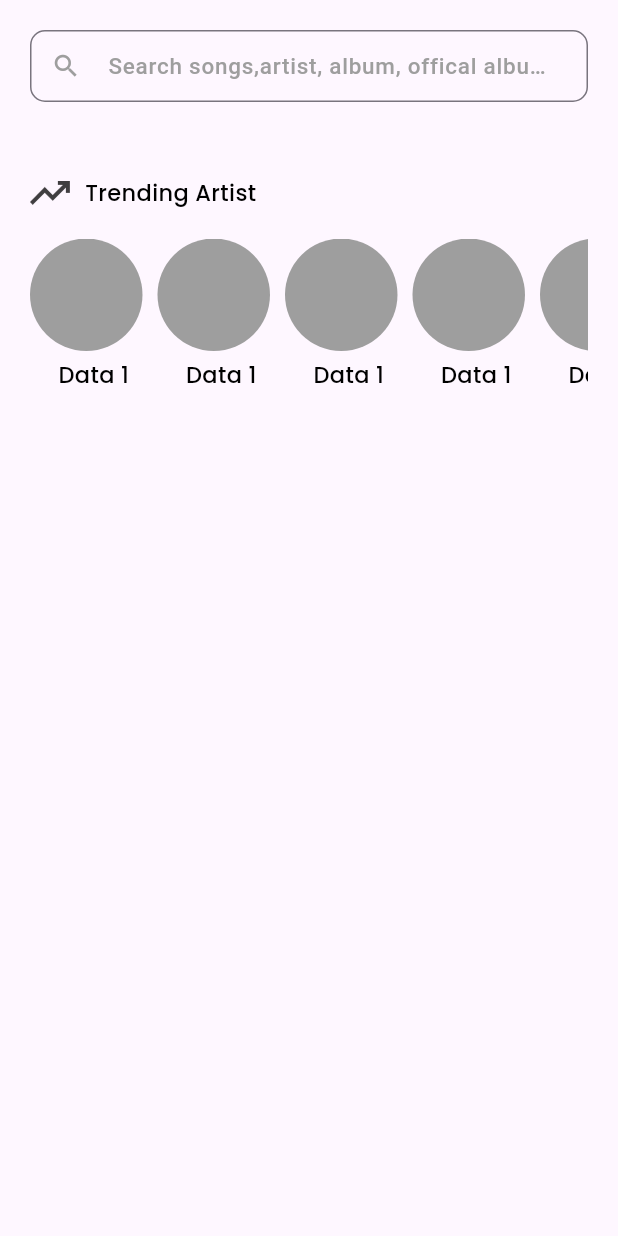
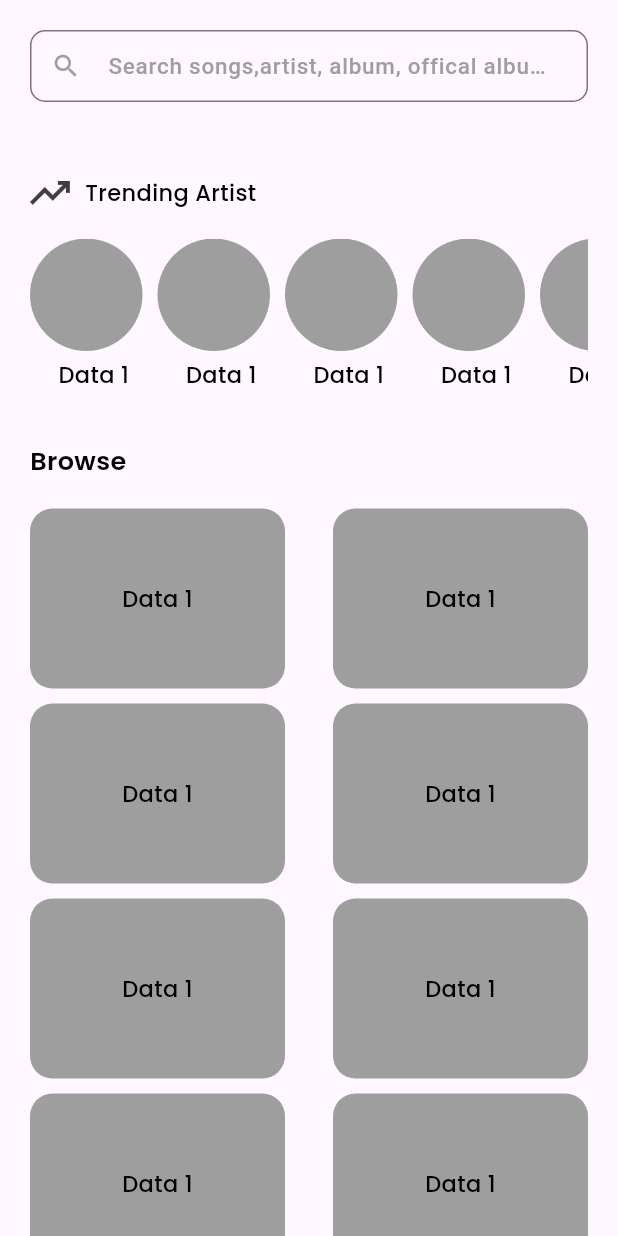
Before and after one commit to Royhan2123/App-Music, a Flutter app: the SearchScreen screen opened directly, on a phone screen of 412 x 824 dp. Run offline on Flutter 3.47's test engine with Material 3 defaults, Android fonts, the phone set to English and light mode, and no system bars; our stand-ins replace bloc, dio, equatable, firebase_auth, firebase_core, firebase_storage and 5 more; accounts and stored records are empty; network calls fail.

Commit message:
account screen && search screen update

```diff
--- a/lib/screen/account_screen.dart
+++ b/lib/screen/account_screen.dart
@@ -1,6 +1,8 @@
 import 'package:application_music/bloc/auth_bloc/auth_bloc.dart';
 import 'package:application_music/login_screen.dart';
+import 'package:application_music/style/stylesheet.dart';
 import 'package:flutter/material.dart';
+import 'package:flutter/widgets.dart';
 import 'package:flutter_bloc/flutter_bloc.dart';
 
 class AccountScreen extends StatefulWidget {
@@ -14,21 +16,52 @@ class _AccountScreenState extends State<AccountScreen> {
   @override
   Widget build(BuildContext context) {
     return Scaffold(
-      body: Center(
-        child: Column(
-          mainAxisAlignment: MainAxisAlignment.center,
+      body: ListView(
+        padding: const EdgeInsets.all(
+          20,
+        ),
         children: [
-            const Text(
-              "Hello Royhan",
-              style: TextStyle(
+          header(),
+        ],
+      ),
+    );
+  }
+
+  Widget header() {
+    return Row(
+      mainAxisAlignment: MainAxisAlignment.spaceBetween,
+      children: [
+        Text(
+          "My Profile",
+          style: txtBlack.copyWith(
             fontSize: 17,
+          ),
+        ),
+        ElevatedButton.icon(
+          onPressed: () {},
+          label: Text(
+            "Edit",
+            style: txtBlack,
+          ),
+          icon: const Icon(
+            Icons.edit,
+            size: 20,
             color: Colors.black,
           ),
+          style: ElevatedButton.styleFrom(
+            backgroundColor: Colors.grey.shade400,
+            minimumSize: const Size(
+              100,
+              45,
             ),
-            const SizedBox(
-              height: 20,
           ),
-            BlocConsumer<AuthBloc, AuthState>(
+        ),
+      ],
+    );
+  }
+
+  Widget logout() {
+    return BlocConsumer<AuthBloc, AuthState>(
       listener: (context, state) {
         if (state is AuthInitial) {
           Navigator.pushAndRemoveUntil(
@@ -76,10 +109,6 @@ class _AccountScreenState extends State<AccountScreen> {
           ),
         );
       },
-            ),
-          ],
-        ),
-      ),
     );
   }
 }
--- a/lib/screen/search_screen.dart
+++ b/lib/screen/search_screen.dart
@@ -54,6 +54,7 @@ class _SearchScreenState extends State<SearchScreen> {
 
   Widget body() {
     return Column(
+      crossAxisAlignment: CrossAxisAlignment.start,
       children: [
         const SizedBox(
           height: 50,
@@ -261,6 +262,179 @@ class _SearchScreenState extends State<SearchScreen> {
             ],
           ),
         ),
+        const SizedBox(
+          height: 35,
+        ),
+        Text(
+          "Browse",
+          style: txtBlack.copyWith(
+            fontSize: 17,
+            fontWeight: FontWeight.w600,
+          ),
+        ),
+        const SizedBox(
+          height: 20,
+        ),
+        Row(
+          mainAxisAlignment: MainAxisAlignment.spaceBetween,
+          children: [
+            Container(
+              width: 170,
+              height: 120,
+              decoration: BoxDecoration(
+                borderRadius: BorderRadius.circular(
+                  15,
+                ),
+                color: Colors.grey,
+              ),
+              child: Center(
+                child: Text(
+                  "Data 1",
+                  style: txtBlack,
+                ),
+              ),
+            ),
+            Container(
+              width: 170,
+              height: 120,
+              decoration: BoxDecoration(
+                borderRadius: BorderRadius.circular(
+                  15,
+                ),
+                color: Colors.grey,
+              ),
+              child: Center(
+                child: Text(
+                  "Data 1",
+                  style: txtBlack,
+                ),
+              ),
+            ),
+          ],
+        ),
+        const SizedBox(
+          height: 10,
+        ),
+        Row(
+          mainAxisAlignment: MainAxisAlignment.spaceBetween,
+          children: [
+            Container(
+              width: 170,
+              height: 120,
+              decoration: BoxDecoration(
+                borderRadius: BorderRadius.circular(
+                  15,
+                ),
+                color: Colors.grey,
+              ),
+              child: Center(
+                child: Text(
+                  "Data 1",
+                  style: txtBlack,
+                ),
+              ),
+            ),
+            Container(
+              width: 170,
+              height: 120,
+              decoration: BoxDecoration(
+                borderRadius: BorderRadius.circular(
+                  15,
+                ),
+                color: Colors.grey,
+              ),
+              child: Center(
+                child: Text(
+                  "Data 1",
+                  style: txtBlack,
+                ),
+              ),
+            ),
+          ],
+        ),
+        const SizedBox(
+          height: 10,
+        ),
+        Row(
+          mainAxisAlignment: MainAxisAlignment.spaceBetween,
+          children: [
+            Container(
+              width: 170,
+              height: 120,
+              decoration: BoxDecoration(
+                borderRadius: BorderRadius.circular(
+                  15,
+                ),
+                color: Colors.grey,
+              ),
+              child: Center(
+                child: Text(
+                  "Data 1",
+                  style: txtBlack,
+                ),
+              ),
+            ),
+            Container(
+              width: 170,
+              height: 120,
+              decoration: BoxDecoration(
+                borderRadius: BorderRadius.circular(
+                  15,
+                ),
+                color: Colors.grey,
+              ),
+              child: Center(
+                child: Text(
+                  "Data 1",
+                  style: txtBlack,
+                ),
+              ),
+            ),
+          ],
+        ),
+        const SizedBox(
+          height: 10,
+        ),
+        Row(
+          mainAxisAlignment: MainAxisAlignment.spaceBetween,
+          children: [
+            Container(
+              width: 170,
+              height: 120,
+              decoration: BoxDecoration(
+                borderRadius: BorderRadius.circular(
+                  15,
+                ),
+                color: Colors.grey,
+              ),
+              child: Center(
+                child: Text(
+                  "Data 1",
+                  style: txtBlack,
+                ),
+              ),
+            ),
+            Container(
+              width: 170,
+              height: 120,
+              decoration: BoxDecoration(
+                borderRadius: BorderRadius.circular(
+                  15,
+                ),
+                color: Colors.grey,
+              ),
+              child: Center(
+                child: Text(
+                  "Data 1",
+                  style: txtBlack,
+                ),
+              ),
+            ),
+          ],
+        ),
+        const SizedBox(
+          height: 10,
+        ),
       ],
     );
   }
```
Lines whose indentation alone changed are shown as unchanged.
